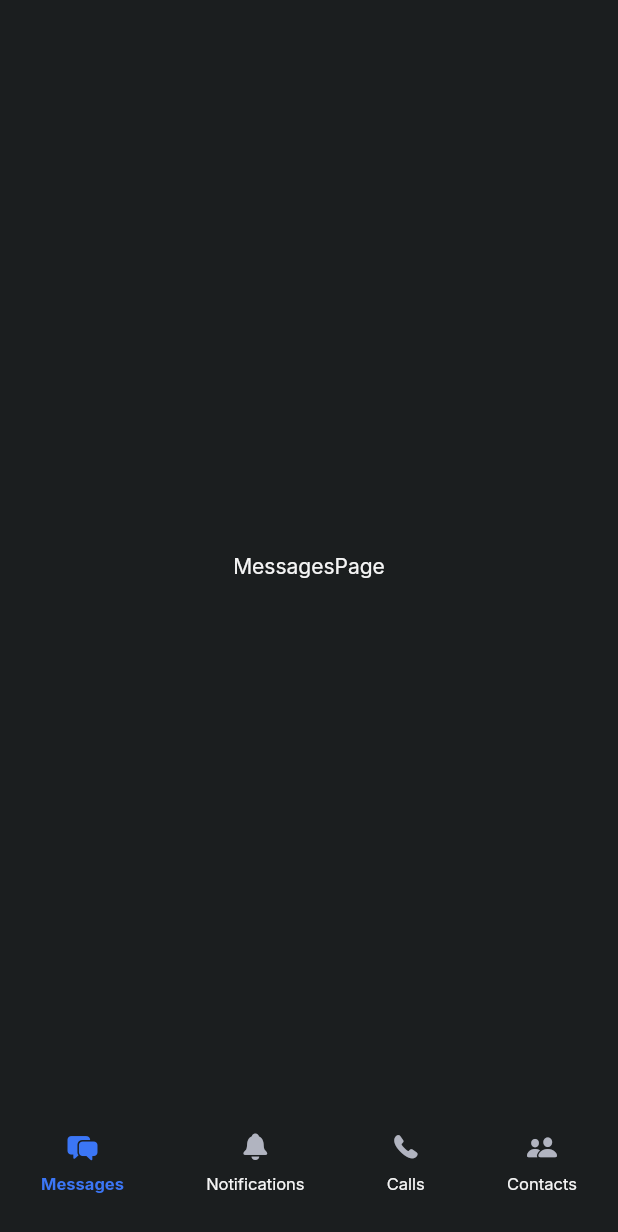
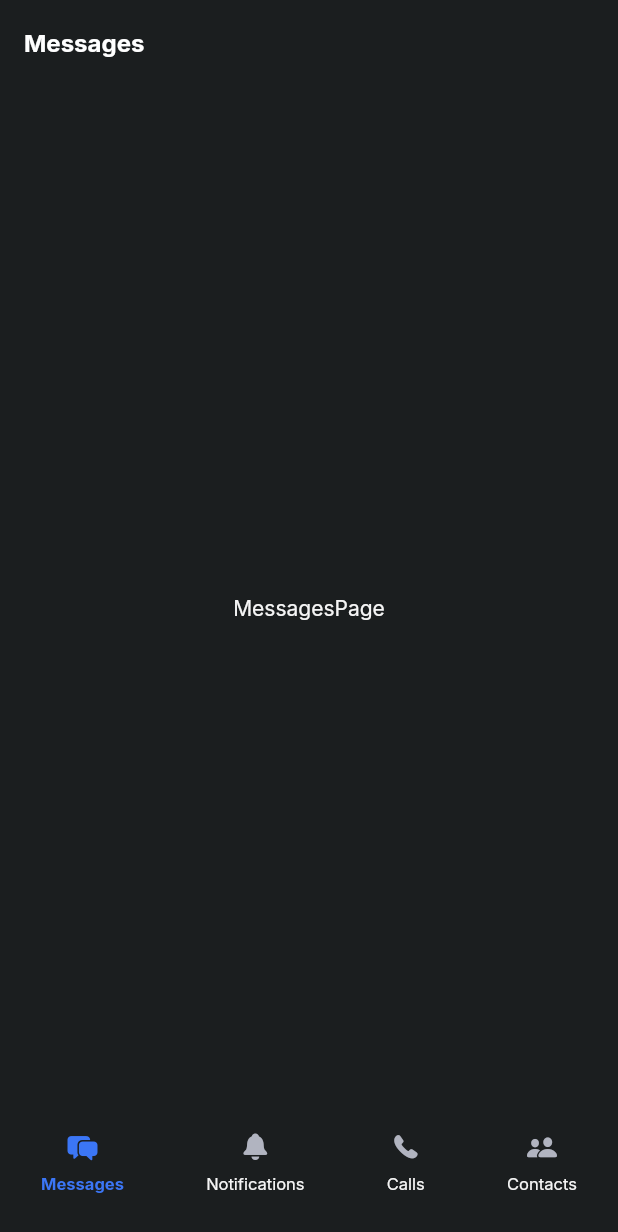
Before and after one commit to in-ch/flutter_chatting_app, a Flutter app: the screen it shows after launch, on a phone screen of 412 x 824 dp. Shown: the top 1232 px of the screen. Run offline on Flutter 3.47's test engine with Material 2 defaults, Android fonts, the phone set to English and light mode, and no system bars; our stand-ins replace google_fonts.

Commit message:
:lipstick: AppBar

```diff
--- a/lib/screens/home_screen.dart
+++ b/lib/screens/home_screen.dart
@@ -10,6 +10,7 @@ class HomeScreen extends StatelessWidget {
   HomeScreen({Key? key}) : super(key: key);
 
   final ValueNotifier<int> pageIndex = ValueNotifier(0);
+  final ValueNotifier<String> title = ValueNotifier('Messages');
 
   final pages = const [
     MessagesPage(),
@@ -18,20 +19,37 @@ class HomeScreen extends StatelessWidget {
     ContactsPage(),
   ];
 
+  final pageTitles = const ['Messages', 'Notifications', 'Calls', 'Contacts'];
+
+  void _onNavigationItemSelected(index) {
+    title.value = pageTitles[index];
+    pageIndex.value = index;
+  }
+
   @override
   Widget build(BuildContext context) {
     pageIndex.addListener(() {});
 
     return Scaffold(
+      appBar: AppBar(
+        backgroundColor: Colors.transparent,
+        elevation: 0,
+        title: ValueListenableBuilder(
+          valueListenable: title,
+          builder: (BuildContext context, String value, _) {
+            return Text(value,
+                style:
+                    const TextStyle(fontWeight: FontWeight.bold, fontSize: 16));
+          },
+        ),
+      ),
       body: ValueListenableBuilder(
           valueListenable: pageIndex,
           builder: (BuildContext context, int value, _) {
             return pages[value];
           }),
       bottomNavigationBar: _BottomNavigationBar(
-        onItemSelected: (index) {
-          pageIndex.value = index;
-        },
+        onItemSelected: _onNavigationItemSelected,
       ),
     );
   }
```
